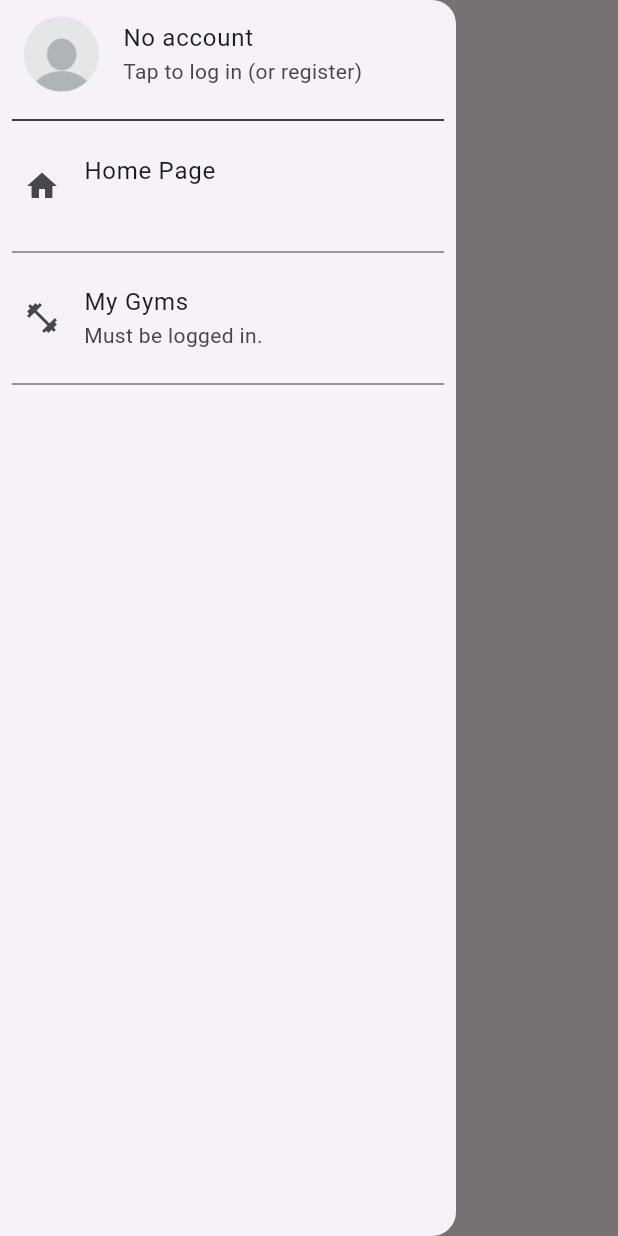
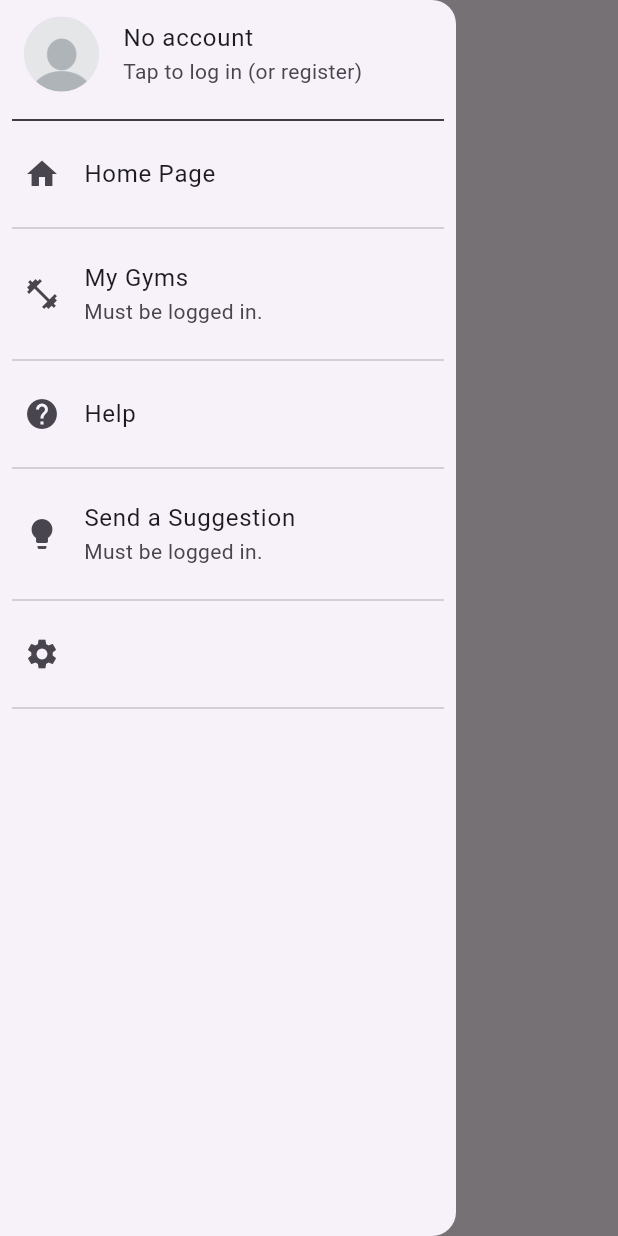
Before and after one commit to ramiro-marinio/chiqui-app, a Flutter app: the screen it shows after launch, with the side drawer open, on a phone screen of 412 x 824 dp. Run offline on Flutter 3.47's test engine with Material 3 defaults, Android fonts, the phone set to English and light mode, and no system bars; drawn by our look-alikes of auto_size_text; our stand-ins replace cloud_firestore, firebase_auth, firebase_core, firebase_storage, flutter_rating_bar, go_router and 2 more; missing offline and left inert: firebase_ui_auth; accounts and stored records are empty.

Commit message:
Added more screens to work on later.

```diff
--- a/lib/main.dart
+++ b/lib/main.dart
@@ -1,6 +1,6 @@
 import 'package:flutter/material.dart';
 import 'package:gymapp/firebase/app_state.dart';
-import 'package:gymapp/navigation/widgets/gorouter.dart';
+import 'package:gymapp/navigation/gorouter.dart';
 import 'package:provider/provider.dart';
 
 void main() async {
--- a/lib/navigation/widgets/gorouter.dart
+++ b/lib/navigation/gorouter.dart
@@ -3,8 +3,11 @@ import 'package:flutter/material.dart';
 import 'package:go_router/go_router.dart';
 import 'package:gymapp/firebase/auth/loginscreen.dart';
 import 'package:gymapp/navigation/widgets/icongoroute.dart';
+import 'package:gymapp/pages/help/help.dart';
 import 'package:gymapp/pages/home_page/homepage.dart';
 import 'package:gymapp/pages/gyms_page/gyms_list.dart';
+import 'package:gymapp/pages/settings/settings.dart';
+import 'package:gymapp/pages/suggestion.dart/suggestion.dart';
 
 final List<GoRoute> routes = [
   IconGoRoute(
@@ -39,6 +42,26 @@ final List<GoRoute> routes = [
     icon: const Icon(Icons.fitness_center),
     name: "My Gyms",
   ),
+  IconGoRoute(
+    path: '/help',
+    mustBeLoggedIn: false,
+    builder: (context, state) => const Help(),
+    icon: const Icon(Icons.help),
+    name: 'Help',
+  ),
+  IconGoRoute(
+    path: '/suggestion',
+    builder: (context, state) => const Suggestion(),
+    icon: const Icon(Icons.lightbulb),
+    mustBeLoggedIn: true,
+    name: 'Send a Suggestion',
+  ),
+  IconGoRoute(
+    path: '/settings',
+    builder: (context, state) => const LocalSettings(),
+    icon: const Icon(Icons.settings),
+    mustBeLoggedIn: false,
+  ),
 ];
 final GoRouter goRouter = GoRouter(
   routes: routes,
--- a/lib/navigation/widgets/navigationdrawer.dart
+++ b/lib/navigation/widgets/navigationdrawer.dart
@@ -4,7 +4,7 @@ import 'package:gymapp/firebase/app_state.dart';
 import 'package:gymapp/firebase/widgets/profile_config/adaptivedivider.dart';
 import 'package:gymapp/firebase/widgets/profilelisttile.dart';
 import 'package:gymapp/functions/adaptive_color.dart';
-import 'package:gymapp/navigation/widgets/gorouter.dart';
+import 'package:gymapp/navigation/gorouter.dart';
 import 'package:gymapp/navigation/widgets/icongoroute.dart';
 import 'package:provider/provider.dart';
 
@@ -26,17 +26,17 @@ class NavDrawer extends StatelessWidget {
                     context.go(goRoute.path);
                   }
                 : null,
-            subtitle: Visibility(
-              visible: goRoute.mustBeLoggedIn && !applicationState.loggedIn,
-              child: const Text("Must be logged in."),
-            ),
+            subtitle: goRoute.mustBeLoggedIn && !applicationState.loggedIn
+                ? const Text("Must be logged in.")
+                : null,
             splashColor: const Color.fromARGB(35, 0, 155, 255),
           )
         ];
       }
     }
     return Drawer(
-      child: ListView(children: [
+      child: ListView(
+        children: [
           const Profile(),
           Divider(
             thickness: 1,
@@ -51,11 +51,13 @@ class NavDrawer extends StatelessWidget {
                 links[index],
                 const AdaptiveDivider(
                   indent: 8,
+                  thickness: 0.2,
                 )
               ],
             ),
           ),
-      ]),
+        ],
+      ),
     );
   }
 }
--- a/lib/pages/gyms_page/widgets/gym/menu/pages/exercise_demos/demodata.dart
+++ b/lib/pages/gyms_page/widgets/gym/menu/pages/exercise_demos/demodata.dart
@@ -1,5 +1,5 @@
 class DemonstrationData {
-  final String? id;
+  String id;
   final String? gymId;
   final String exerciseName;
   final bool repUnit;
@@ -7,7 +7,7 @@ class DemonstrationData {
   final List workAreas;
   final String? advice;
   String? resourceURL;
-  String? resourceFormat;
+  String? resourceName;
   DemonstrationData.fromJson(Map<String, dynamic> json)
       : id = json['id'],
         exerciseName = json['exerciseName'],
@@ -16,7 +16,7 @@ class DemonstrationData {
         workAreas = json['muscles'],
         advice = json['advice'],
         resourceURL = json['resourceURL'],
-        resourceFormat = json['resourceFormat'],
+        resourceName = json['resourceName'],
         gymId = json['gymId'];
   DemonstrationData({
     required this.exerciseName,
@@ -25,8 +25,7 @@ class DemonstrationData {
     required this.workAreas,
     this.advice,
     this.resourceURL,
-    this.resourceFormat,
-    this.id,
+    required this.id,
     this.gymId,
   });
   Map<String, dynamic> toJson() {
@@ -37,7 +36,7 @@ class DemonstrationData {
       'muscles': workAreas,
       'advice': advice,
       'resourceURL': resourceURL,
-      'resourceFormat': resourceFormat,
+      'resourceName': resourceName,
       'gymId': gymId,
     };
   }
--- a/lib/pages/gyms_page/widgets/gym/menu/pages/exercise_demos/interfaces/demomaker.dart
+++ b/lib/pages/gyms_page/widgets/gym/menu/pages/exercise_demos/interfaces/demomaker.dart
@@ -5,6 +5,7 @@ import 'package:gymapp/firebase/app_state.dart';
 import 'package:gymapp/firebase/widgets/profile_config/adaptivedivider.dart';
 import 'package:gymapp/firebase/widgets/profile_config/fields/genderfield.dart';
 import 'package:gymapp/functions/adaptive_color.dart';
+import 'package:gymapp/functions/random_string.dart';
 import 'package:gymapp/functions/showprogressdialog.dart';
 import 'package:gymapp/navigation/widgets/confirmationdialog.dart';
 import 'package:gymapp/pages/gyms_page/widgets/create_gym/fields/controllerfield.dart';
@@ -131,6 +132,7 @@ class _DemoMakerState extends State<DemoMaker> {
                                   workAreas: workAreas,
                                   description: descriptionController.text,
                                   gymId: widget.gymId,
+                                  id: generateRandomString(28),
                                 ),
                                 videoPath != null ? File(videoPath!) : null,
                               );
--- /dev/null
+++ b/lib/pages/suggestion.dart/suggestion.dart
@@ -0,0 +1,24 @@
+import 'package:flutter/material.dart';
+import 'package:gymapp/navigation/widgets/navigationdrawer.dart';
+
+class Suggestion extends StatefulWidget {
+  const Suggestion({super.key});
+
+  @override
+  State<Suggestion> createState() => _SuggestionState();
+}
+
+class _SuggestionState extends State<Suggestion> {
+  @override
+  Widget build(BuildContext context) {
+    return Scaffold(
+      drawer: const NavDrawer(),
+      appBar: AppBar(
+        title: const Text('Send a suggestion'),
+      ),
+      body: const Column(
+        children: [],
+      ),
+    );
+  }
+}
--- a/pubspec.yaml
+++ b/pubspec.yaml
@@ -49,6 +49,7 @@ dependencies:
   flutter_staggered_grid_view: ^0.7.0
   video_player: ^2.8.1
   flutter_rating_bar: ^4.0.1
+  firebase_messaging: ^14.7.8
 
 dev_dependencies:
   flutter_test:
```
Also changed, not shown: lib/firebase/app_state.dart (+47 -8 lines), lib/pages/help/help.dart (added, +37 -0 lines), lib/pages/settings/settings.dart (added, +22 -0 lines), pubspec.lock, 1 other file. Lines whose indentation alone changed are shown as unchanged.
